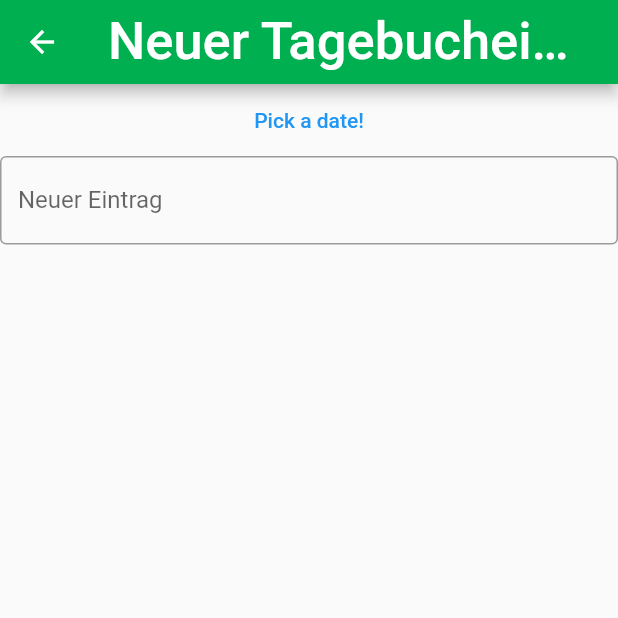
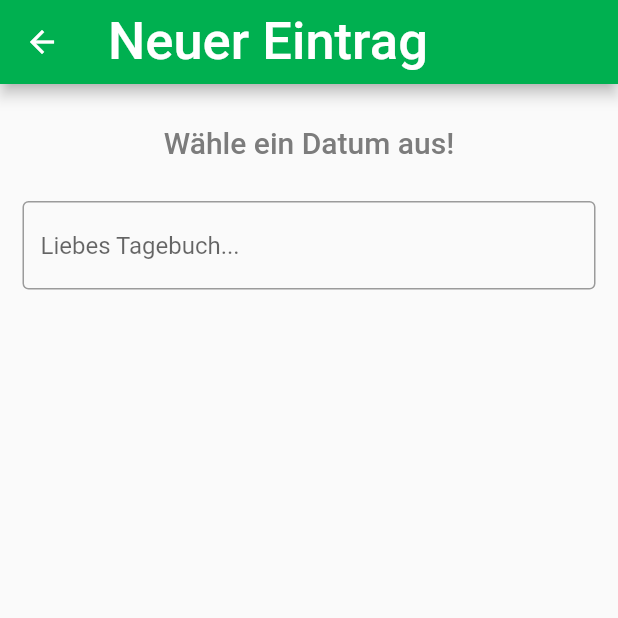
Before and after one commit to Frederik-Roeckle/casestudy, a Flutter app: the NeuerEintrag screen opened by its route, on a phone screen of 412 x 824 dp, the top half of it. Run offline on Flutter 3.47's test engine with Material 2 defaults, Android fonts, the phone set to English and light mode, and no system bars; our stand-ins replace sqflite; accounts and stored records are empty; Roboto replaces fonts that are missing (Bahnschrift).

Commit message:
Styled. datePicker changes text to new date

```diff
--- a/lib/Tagebuch/NeuerEintrag.dart
+++ b/lib/Tagebuch/NeuerEintrag.dart
@@ -9,8 +9,10 @@ class NeuerEintrag extends StatefulWidget {
 
 class _NeuerEintrag extends State<NeuerEintrag> {
   DateTime _dateTime;
+  String _choosingDate = 'Wähle ein Datum aus!';
 
   final textFieldController = TextEditingController();
+  final scrollController = ScrollController();
 
   Datenbank db = new Datenbank();
 
@@ -18,14 +20,78 @@ class _NeuerEintrag extends State<NeuerEintrag> {
   Widget build(BuildContext context) {
     return Scaffold(
       appBar: AppBar(
-        title: Text("Neuer Tagebucheintrag", style: Styles.headerLarge),
+        title: Text("Neuer Eintrag", style: Styles.headerLarge),
         backgroundColor: Styles.appBarColor,
       ),
       body: Column(
           mainAxisAlignment: MainAxisAlignment.start,
           crossAxisAlignment: CrossAxisAlignment.stretch,
           children: <Widget>[
-            TextButton(
+            _datePicker(),
+            _textField(),
+          ]),
+    );
+  }
+
+  Widget _textField() {
+    return Container(
+        padding: EdgeInsets.all(15.0),
+        child: TextField(
+            decoration: InputDecoration(
+              border: OutlineInputBorder(),
+              labelText: 'Liebes Tagebuch...',
+              alignLabelWithHint: true,
+            ),
+            controller: textFieldController,
+            scrollController: scrollController,
+            onSubmitted: (value) {
+              _newEntry(_dateTime, textFieldController.text);
+            }));
+  }
+
+  Future<Widget> _newEntry(DateTime date, String text) async {
+    String _date = date.toIso8601String();
+    debugPrint('DateTime: $_dateTime');
+    await db.insertDiary(_date, text);
+    List<Diary> liste = await db.diaries();
+    debugPrint(liste.last.entry);
+    return showDialog(
+      context: context,
+      builder: (BuildContext context) => _buildPopupDialog(context),
+    );
+  }
+
+  Widget _buildPopupDialog(BuildContext context) {
+    return new AlertDialog(
+      title: const Text('Neuer Tagebucheintrag'),
+      content: new Column(
+        mainAxisSize: MainAxisSize.min,
+        crossAxisAlignment: CrossAxisAlignment.start,
+        children: <Widget>[
+          Text(
+            "Erfolgreich gespeichert!",
+            style: TextStyle(color: Color(0xff000000)),
+          ),
+        ],
+      ),
+      actions: <Widget>[
+        new TextButton(
+          onPressed: () {
+            Navigator.of(context).pop();
+          },
+          child: Text('Close', style: TextStyle(color: Color(0xff000000))),
+        ),
+      ],
+    );
+  }
+
+  Widget _datePicker() {
+    return Container(
+      padding: EdgeInsets.fromLTRB(0, 15, 0, 0),
+      decoration: BoxDecoration(
+        borderRadius: BorderRadius.all(Radius.circular(20)),
+      ),
+      child: (TextButton(
         onPressed: () {
           showDatePicker(
             context: context,
@@ -35,29 +101,29 @@ class _NeuerEintrag extends State<NeuerEintrag> {
           ).then((date) {
             setState(() {
               _dateTime = date;
+              _dateFormatter(date);
             });
             debugPrint('DateTime: $_dateTime');
           });
         },
-                child: new Text('Pick a date!')),
-            TextField(
-                decoration: InputDecoration(
-                  border: OutlineInputBorder(),
-                  labelText: 'Neuer Eintrag',
+        child: new Text(
+          _choosingDate,
+          style: TextStyle(color: Styles.strongGrey, fontSize: 20),
         ),
-                controller: textFieldController,
-                onSubmitted: (value) {
-                  _newEntry(_dateTime, textFieldController.text);
-                }),
-          ]),
+      )),
     );
   }
 
-  Future<void> _newEntry(DateTime date, String text) async {
-    String _date = date.toIso8601String();
-    debugPrint('DateTime: $_dateTime');
-    await db.insertDiary(_date, text);
-    List<Diary> liste = await db.diaries();
-    debugPrint(liste.last.entry);
+  String _dateFormatter(DateTime date) {
+    String dateString = date.toIso8601String();
+    var onlyDate = dateString.split("T");
+    var dateInFormatText = onlyDate[0].split("-");
+
+    String dateResult = dateInFormatText[2] +
+        '.' +
+        dateInFormatText[1] +
+        '.' +
+        dateInFormatText[0];
+    _choosingDate = dateResult;
   }
 }
```
Lines whose indentation alone changed are shown as unchanged.
